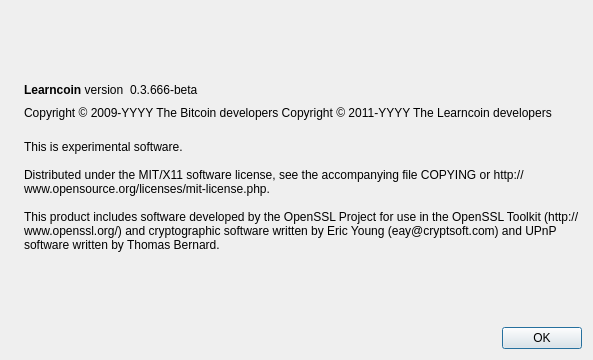
Qt form src/qt/forms/aboutdialog.ui (rahulmanuwas/kibocoin) before a commit.
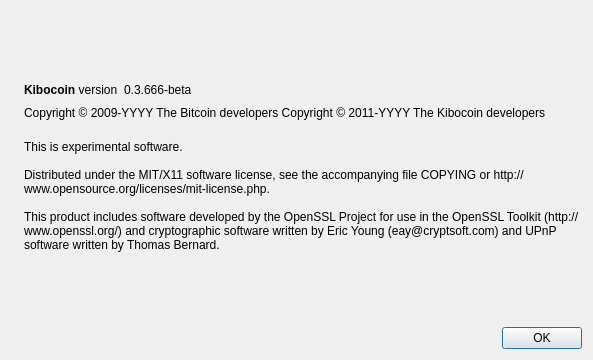
The same form after that commit. Icons and pictures are not drawn.

```diff
--- a/src/qt/forms/aboutdialog.ui
+++ b/src/qt/forms/aboutdialog.ui
@@ -50,7 +50,7 @@
           <cursorShape>IBeamCursor</cursorShape>
          </property>
          <property name="text">
-          <string>&lt;b&gt;Learncoin&lt;/b&gt; version</string>
+          <string>&lt;b&gt;Kibocoin&lt;/b&gt; version</string>
          </property>
          <property name="textInteractionFlags">
           <set>Qt::LinksAccessibleByMouse|Qt::TextSelectableByKeyboard|Qt::TextSelectableByMouse</set>
@@ -92,7 +92,7 @@
        </property>
        <property name="text">
         <string notr="true">Copyright &amp;copy; 2009-YYYY The Bitcoin developers
-Copyright &amp;copy; 2011-YYYY The Learncoin developers</string>
+Copyright &amp;copy; 2011-YYYY The Kibocoin developers</string>
        </property>
        <property name="textFormat">
         <enum>Qt::RichText</enum>
```
Left out of the diff: 2 changed lines with no effect on the pictures.
